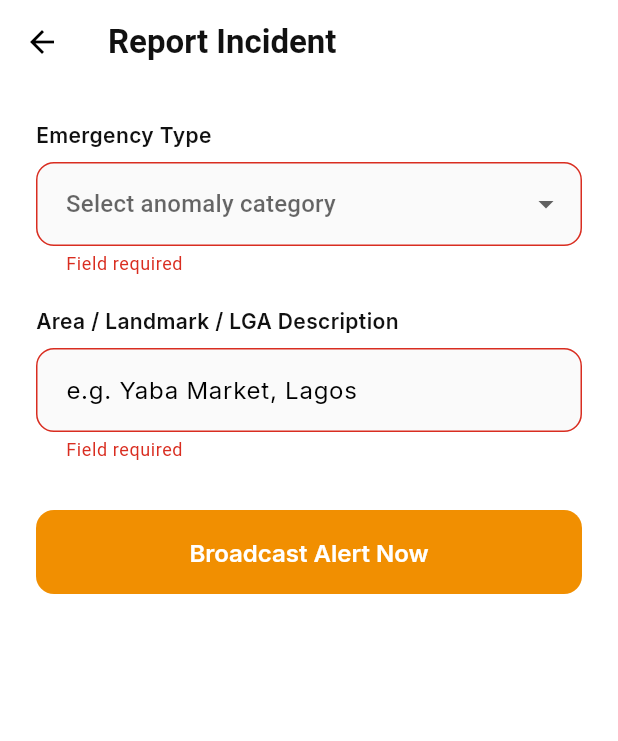
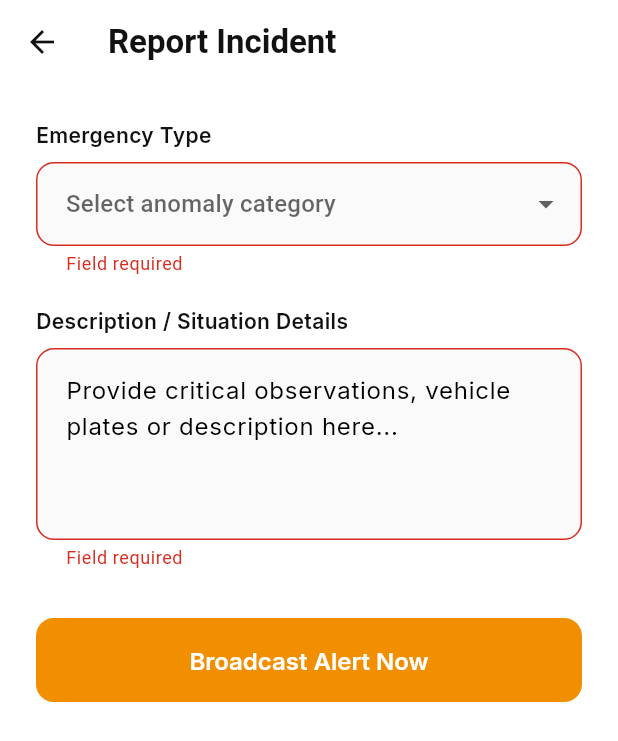
Before and after one commit to olorunfemioyewole/AlertMe-Sustainable_Software_Engineering_Hackathon_Submission, a Flutter app: the ReportScreen screen opened directly, after a tap on "Broadcast Alert Now", on a phone screen of 412 x 824 dp. Shown: the top 741 px of the screen. Run offline on Flutter 3.47's test engine with Material 3 defaults, Android fonts, the phone set to English and light mode, and no system bars; our stand-ins replace dio, flutter_riverpod, flutter_secure_storage, geolocator, google_fonts; accounts and stored records are empty; network calls fail.

Commit message:
refactor: streamline mobile application architecture and sync payload validation
- Rename application identifiers and UI banners to "Alert Me"
- Streamline primary navigation matrix to exactly two destinations: Home and Settings
- Replace the main broadcast feed with a localized state list (`userSubmittedReportsProvider`) tracking user-filed incidents
- Separate the unified auth view into dedicated, standalone `LoginScreen` and `RegisterScreen` components
- Target the explicit `/auth/login` endpoint to allow recurring session re-authentication
- Persist and display authentic user metadata (`email` and `phone_number`) dynamically within the active session settings container
- Refactor `IncidentReportRequest` and `IncidentReportResponse` data models to explicitly align with the backend's Pydantic schema parameters, appending the required `description` field

```diff
--- a/mobile/lib/models/incident_report.dart
+++ b/mobile/lib/models/incident_report.dart
@@ -1,54 +1,41 @@
 class IncidentReportRequest {
   final String incidentType;
-  final String location;
   final double latitude;
   final double longitude;
-  final String phoneOrUserId;
-  final String email; // Temporary workaround parameter
-  final String source;
-  final bool isVerifiedReporter;
+  final String description;
+  final String? photoUrl;
 
   IncidentReportRequest({
     required this.incidentType,
-    required this.location,
     required this.latitude,
     required this.longitude,
-    required this.phoneOrUserId,
-    this.email = 'test@example.com', // Hardcoded fallback value requested
-    this.source = 'app',
-    this.isVerifiedReporter = false,
+    required this.description,
+    this.photoUrl,
   });
 
   Map<String, dynamic> toJson() {
     return {
       'incident_type': incidentType,
-      'location': location,
       'latitude': latitude,
       'longitude': longitude,
-      'phone_or_user_id': phoneOrUserId,
-      'email': email,
-      'source': source,
-      'is_verified_reporter': isVerifiedReporter,
+      'description': description,
+      'photo_url': photoUrl,
     };
   }
 }
 
 class IncidentReportResponse {
   final String referenceCode;
-  final String tier;
   final String status;
 
   IncidentReportResponse({
     required this.referenceCode,
-    required this.tier,
     required this.status,
   });
 
   factory IncidentReportResponse.fromJson(Map<String, dynamic> json) {
     return IncidentReportResponse(
-      // Handles 'ref' mapping directly from FastAPI response payload structure
-      referenceCode: json['ref'] ?? json['reference_code'] ?? 'UNKNOWN',
-      tier: json['tier']?.toString() ?? '1',
+      referenceCode: json['ref_code'] ?? 'UNKNOWN',
       status: json['status'] ?? 'pending',
     );
   }
--- a/mobile/lib/screens/report_screen.dart
+++ b/mobile/lib/screens/report_screen.dart
@@ -4,6 +4,7 @@ import 'package:flutter_riverpod/flutter_riverpod.dart';
 import 'package:geolocator/geolocator.dart';
 import '../services/api_client.dart';
 import '../models/incident_report.dart';
+import '../screens/home_screen.dart'; // To update the localized report state list
 import '../theme.dart';
 import 'success_screen.dart';
 
@@ -17,7 +18,7 @@ class ReportScreen extends ConsumerStatefulWidget {
 class _ReportScreenState extends ConsumerState<ReportScreen> {
   final _formKey = GlobalKey<FormState>();
   String? _selectedType;
-  final _locationController = TextEditingController();
+  final _descriptionController = TextEditingController();
   bool _isLoading = false;
   String? _errorMessage;
 
@@ -54,32 +55,42 @@ class _ReportScreenState extends ConsumerState<ReportScreen> {
 
     try {
       final position = await _getCurrentLocation();
-      final lat = position?.latitude ?? 6.5244; // Fallback to Lagos defaults if blocked
+      final lat = position?.latitude ?? 6.5244;
       final lng = position?.longitude ?? 3.3792;
 
       final dio = ref.read(apiClientProvider);
 
       final reportData = IncidentReportRequest(
         incidentType: _selectedType!,
-        location: _locationController.text.trim(),
         latitude: lat,
         longitude: lng,
-        phoneOrUserId: '+2348012345678', // Placeholder matching test profile limits
+        description: _descriptionController.text.trim(),
       );
 
-      // Hit FastAPI mobile_api gateway incident router
       final response = await dio.post('/incidents/report', data: reportData.toJson());
 
       if (mounted) {
         final parsedResponse = IncidentReportResponse.fromJson(response.data);
+
+        // Push cleanly into home list tracking model
+        ref.read(userSubmittedReportsProvider.notifier).update((state) => [
+          ...state,
+          {
+            'type': _selectedType,
+            'location': 'GPS: ${lat.toStringAsFixed(4)}, ${lng.toStringAsFixed(4)}',
+            'ref': parsedResponse.referenceCode,
+            'status': parsedResponse.status
+          }
+        ]);
+
         Navigator.push(
           context,
           MaterialPageRoute(
             builder: (context) => SuccessScreen(referenceCode: parsedResponse.referenceCode),
           ),
         );
-        // Clear form on success
-        _locationController.clear();
+
+        _descriptionController.clear();
         setState(() => _selectedType = null);
       }
     } on DioException catch (e) {
@@ -98,6 +109,10 @@ class _ReportScreenState extends ConsumerState<ReportScreen> {
         title: const Text('Report Incident', style: TextStyle(color: AppTheme.text, fontWeight: FontWeight.w600)),
         backgroundColor: AppTheme.background,
         elevation: 0,
+        leading: IconButton(
+          icon: const Icon(Icons.arrow_back, color: AppTheme.text),
+          onPressed: () => Navigator.pop(context),
+        ),
       ),
       body: SingleChildScrollView(
         padding: const EdgeInsets.all(24.0),
@@ -106,12 +121,11 @@ class _ReportScreenState extends ConsumerState<ReportScreen> {
           child: Column(
             crossAxisAlignment: CrossAxisAlignment.start,
             children: [
-              Text('Emergency Type', style: TextStyle(color: AppTheme.text, fontWeight: FontWeight.w600, fontSize: 14)),
+              const Text('Emergency Type', style: TextStyle(color: AppTheme.text, fontWeight: FontWeight.w600, fontSize: 14)),
               const SizedBox(height: 8),
               DropdownButtonFormField<String>(
                 value: _selectedType,
                 hint: const Text('Select anomaly category'),
-                decoration: const InputDecoration(),
                 items: _incidentTypes.map((type) {
                   return DropdownMenuItem(value: type, child: Text(type));
                 }).toList(),
@@ -119,11 +133,12 @@ class _ReportScreenState extends ConsumerState<ReportScreen> {
                 validator: (val) => val == null ? 'Field required' : null,
               ),
               const SizedBox(height: 20),
-              Text('Area / Landmark / LGA Description', style: TextStyle(color: AppTheme.text, fontWeight: FontWeight.w600, fontSize: 14)),
+              const Text('Description / Situation Details', style: TextStyle(color: AppTheme.text, fontWeight: FontWeight.w600, fontSize: 14)),
               const SizedBox(height: 8),
               TextFormField(
-                controller: _locationController,
-                decoration: const InputDecoration(hintText: 'e.g. Yaba Market, Lagos'),
+                controller: _descriptionController,
+                maxLines: 4,
+                decoration: const InputDecoration(hintText: 'Provide critical observations, vehicle plates or description here...'),
                 validator: (val) => val == null || val.isEmpty ? 'Field required' : null,
               ),
               const SizedBox(height: 32),
--- a/mobile/lib/services/api_client.dart
+++ b/mobile/lib/services/api_client.dart
@@ -7,7 +7,7 @@ final secureStorageProvider = Provider((ref) => const FlutterSecureStorage());
 final apiClientProvider = Provider<Dio>((ref) {
   final dio = Dio(
     BaseOptions(
-      baseUrl: 'http://10.0.2.2:8001', // Standard Android Emulator loopback pointing to port 8001
+      baseUrl: 'http://localhost:8001', // Standard Android Emulator loopback pointing to port 8001
       connectTimeout: const Duration(seconds: 5),
       receiveTimeout: const Duration(seconds: 5),
       headers: {'Content-Type': 'application/json'},
--- a/mobile/pubspec.yaml
+++ b/mobile/pubspec.yaml
@@ -1,4 +1,4 @@
-name: mobile
+name: alert_me
 description: "A new Flutter project."
 # The following line prevents the package from being accidentally published to
 # pub.dev using `flutter pub publish`. This is preferred for private packages.
```
Also changed, not shown: mobile/lib/main.dart (+2 -57 lines), mobile/lib/providers/auth_provider.dart (+73 -6 lines), mobile/lib/screens/home_screen.dart (added, +109 -0 lines), mobile/lib/screens/login_screen.dart (added, +68 -0 lines), mobile/lib/screens/main_layout.dart (+9 -12 lines), mobile/lib/screens/register_screen.dart (added, +72 -0 lines), mobile/lib/screens/settings_screen.dart (+15 -5 lines), 1 other file.
